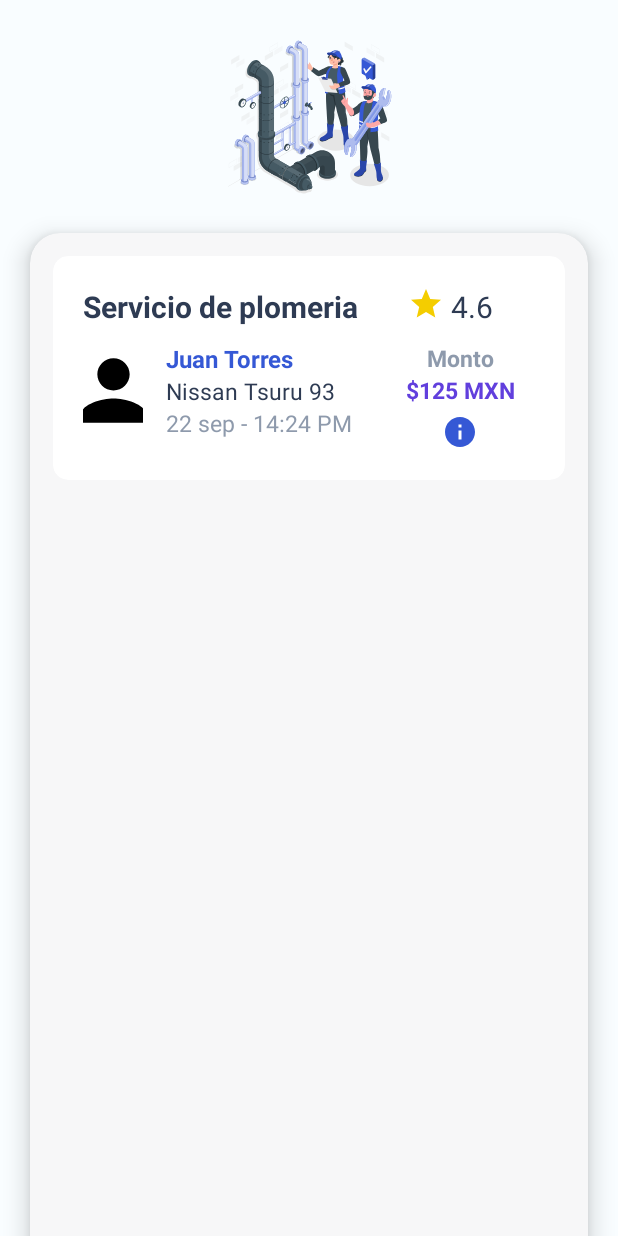
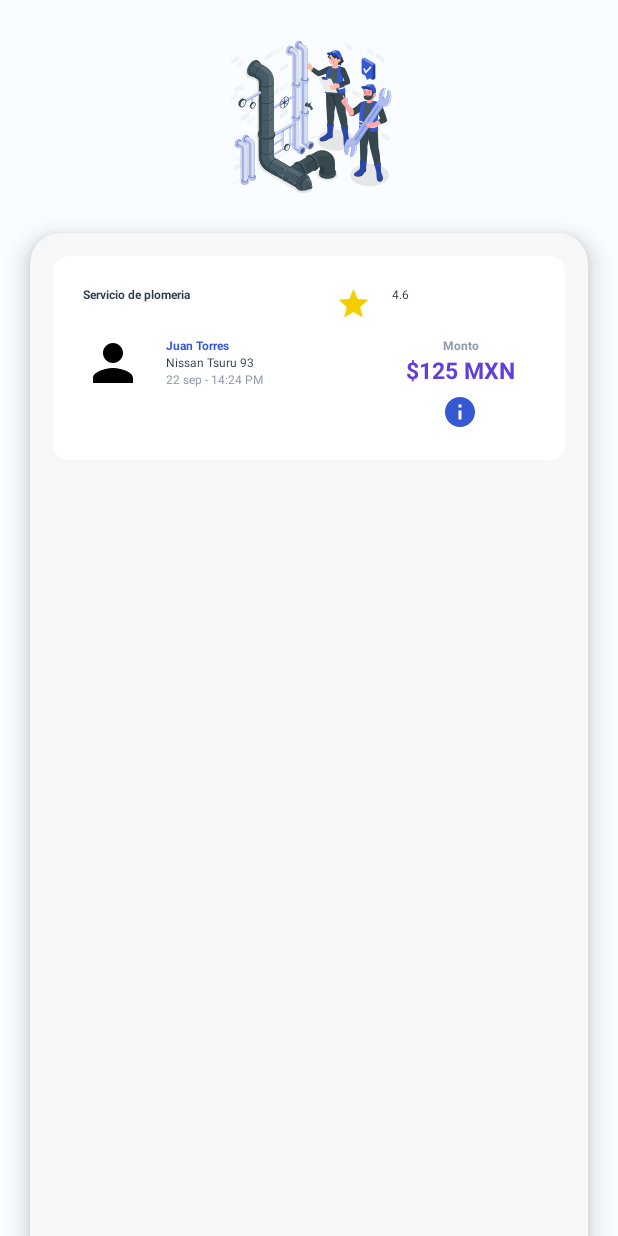
Before and after one commit to NunnaTech/HeyFix-Client, an Android app: the HistoryActivity screen opened directly, with no data from a screen before it, on a phone screen of 412 x 824 dp. Run offline under Robolectric (Android 15) with nearby library versions, the phone set to English and light mode, and no system bars.

Commit message:
feat: Delete error dimens

```diff
--- a/app/src/main/res/values/dimens.xml
+++ b/app/src/main/res/values/dimens.xml
@@ -3,11 +3,6 @@
     <!-- DP: Boxes and containers -->
     <dimen name="dimenScreenPadding">20dp</dimen>
     <dimen name="dimenContentPadding">10dp</dimen>
-    <dimen name="littleTitle">20sp</dimen>
-    <dimen name="textUser">24sp</dimen>
-    <dimen name="littleSubTitle">16sp</dimen>
-    <dimen name="text">15sp</dimen>
-    <dimen name="title">36sp</dimen>
 
 
     <!-- SP: Text -->
```
